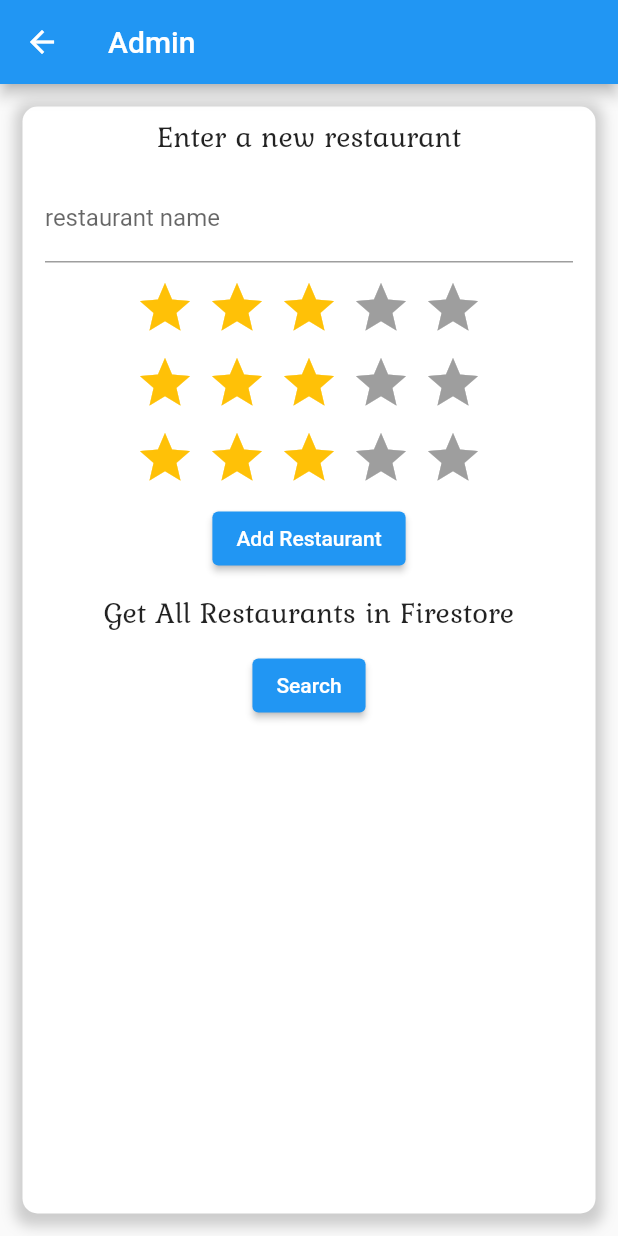
After one commit to msantiago9/gsu-eats, a Flutter app: the screen it shows once a user with an empty profile is signed in, after a tap on "Admin", on a phone screen of 412 x 824 dp. The commit adds this screen. Run offline on Flutter 3.47's test engine with Material 2 defaults, Android fonts, the phone set to English and light mode, and no system bars; drawn by our look-alikes of flutter_rating_bar; our stand-ins replace cloud_firestore, firebase_auth, firebase_core; accounts and stored records are empty; network calls fail.

Commit message:
add basic firestore read-write

```diff
--- /dev/null
+++ b/lib/models/restaurant.dart
@@ -0,0 +1,5 @@
+class Restaurant {
+  String name;
+  List<int> ratings;
+  Restaurant({required this.name, required this.ratings});
+}
--- /dev/null
+++ b/lib/models/user.dart
@@ -0,0 +1,5 @@
+class UserData {
+  final String? uid;
+
+  UserData({this.uid});
+}
--- /dev/null
+++ b/lib/screens/admin.dart
@@ -0,0 +1,222 @@
+import 'package:flutter/material.dart';
+import 'package:gsu_eats/tools/dbhandler.dart';
+import 'package:flutter_rating_bar/flutter_rating_bar.dart';
+import 'package:gsu_eats/models/restaurant.dart';
+
+class Admin extends StatefulWidget {
+  const Admin({Key? key}) : super(key: key);
+
+  @override
+  _AdminState createState() => _AdminState();
+}
+
+class _AdminState extends State<Admin> {
+  final name = TextEditingController();
+  List<int> ratings = [3, 3, 3];
+  List<Widget> restaurants = [];
+  final dbserve = DBServ();
+  bool hasSearched = false;
+
+  void _updateRestaurantsList(Restaurant restaurant) {
+    setState(() {
+      restaurants = [
+        ...restaurants,
+        Container(
+          margin: const EdgeInsets.all(5),
+          child: Row(
+            children: [
+              Text(restaurant.name),
+              Text(restaurant.ratings.toString())
+            ],
+          ),
+          decoration: BoxDecoration(
+            color: Colors.white,
+            borderRadius: const BorderRadius.only(
+                topLeft: Radius.circular(10),
+                topRight: Radius.circular(10),
+                bottomLeft: Radius.circular(10),
+                bottomRight: Radius.circular(10)),
+            boxShadow: [
+              BoxShadow(
+                color: Colors.grey.withOpacity(0.5),
+                spreadRadius: 2,
+                blurRadius: 3,
+                offset: const Offset(0, 2), // changes position of shadow
+              ),
+            ],
+          ),
+        ),
+      ];
+    });
+  }
+
+  @override
+  Widget build(BuildContext context) {
+    return Scaffold(
+      appBar: AppBar(
+        title: const Text("Admin"),
+      ),
+      body: Container(
+        margin: const EdgeInsets.all(15),
+        child: SingleChildScrollView(
+          child: Column(
+            children: [
+              Container(
+                margin: const EdgeInsets.fromLTRB(0, 5, 0, 5),
+                child: const Text(
+                  "Enter a new restaurant",
+                  style: TextStyle(
+                    fontFamily: 'Kurale',
+                    fontSize: 20,
+                  ),
+                ),
+              ),
+              Container(
+                padding: const EdgeInsets.fromLTRB(15, 0, 15, 0),
+                margin: const EdgeInsets.fromLTRB(0, 5, 0, 5),
+                child: TextField(
+                  controller: name,
+                  decoration: const InputDecoration(
+                    labelText: "restaurant name",
+                  ),
+                  autocorrect: false,
+                ),
+              ),
+              Container(
+                margin: const EdgeInsets.fromLTRB(0, 5, 0, 5),
+                child: RatingBar.builder(
+                  initialRating: 3,
+                  minRating: 1,
+                  direction: Axis.horizontal,
+                  allowHalfRating: false,
+                  itemCount: 5,
+                  itemPadding: const EdgeInsets.symmetric(horizontal: 4.0),
+                  itemBuilder: (context, _) => const Icon(
+                    Icons.star,
+                    color: Colors.amber,
+                  ),
+                  onRatingUpdate: (rating) {
+                    ratings[0] = rating.round();
+                  },
+                ),
+              ),
+              Container(
+                margin: const EdgeInsets.fromLTRB(0, 5, 0, 5),
+                child: RatingBar.builder(
+                  initialRating: 3,
+                  minRating: 1,
+                  direction: Axis.horizontal,
+                  allowHalfRating: false,
+                  itemCount: 5,
+                  itemPadding: const EdgeInsets.symmetric(horizontal: 4.0),
+                  itemBuilder: (context, _) => const Icon(
+                    Icons.star,
+                    color: Colors.amber,
+                  ),
+                  onRatingUpdate: (rating) {
+                    ratings[1] = rating.round();
+                  },
+                ),
+              ),
+              Container(
+                margin: const EdgeInsets.fromLTRB(0, 5, 0, 5),
+                child: RatingBar.builder(
+                  initialRating: 3,
+                  minRating: 1,
+                  direction: Axis.horizontal,
+                  allowHalfRating: false,
+                  itemCount: 5,
+                  itemPadding: const EdgeInsets.symmetric(horizontal: 4.0),
+                  itemBuilder: (context, _) => const Icon(
+                    Icons.star,
+                    color: Colors.amber,
+                  ),
+                  onRatingUpdate: (rating) {
+                    ratings[2] = rating.round();
+                  },
+                ),
+              ),
+              Container(
+                margin: const EdgeInsets.fromLTRB(0, 5, 0, 5),
+                child: ElevatedButton(
+                  onPressed: () {
+                    Restaurant toDatabase =
+                        Restaurant(name: name.text, ratings: ratings);
+                    bool success = dbserve.addRestaurant(toDatabase, context);
+                    if (success && hasSearched) {
+                      _updateRestaurantsList(toDatabase);
+                    }
+                  },
+                  child: const Text(
+                    "Add Restaurant",
+                  ),
+                ),
+              ),
+
+              //Section 2
+
+              Container(
+                margin: const EdgeInsets.fromLTRB(0, 5, 0, 5),
+                child: const Text(
+                  "Get All Restaurants in Firestore",
+                  style: TextStyle(
+                    fontFamily: 'Kurale',
+                    fontSize: 20,
+                  ),
+                ),
+              ),
+              Container(
+                margin: const EdgeInsets.fromLTRB(0, 5, 0, 5),
+                child: ElevatedButton(
+                  onPressed: () {
+                    if (!hasSearched) {
+                      List<Restaurant> collection = dbserve.getRestaurants;
+                      for (var restaurant in collection) {
+                        _updateRestaurantsList(restaurant);
+                      }
+                      setState(() {
+                        hasSearched = true;
+                      });
+                    }
+                  },
+                  child: const Text(
+                    "Search",
+                  ),
+                ),
+              ),
+              Container(
+                margin: const EdgeInsets.fromLTRB(0, 5, 0, 5),
+                child: ListView.builder(
+                  itemCount: restaurants.length,
+                  physics: const NeverScrollableScrollPhysics(),
+                  shrinkWrap: true,
+                  itemBuilder: (context, index) {
+                    return restaurants[index];
+                  },
+                ),
+              ),
+            ],
+          ),
+        ),
+        height: double.infinity,
+        width: double.infinity,
+        decoration: BoxDecoration(
+          color: Colors.white,
+          borderRadius: const BorderRadius.only(
+              topLeft: Radius.circular(10),
+              topRight: Radius.circular(10),
+              bottomLeft: Radius.circular(10),
+              bottomRight: Radius.circular(10)),
+          boxShadow: [
+            BoxShadow(
+              color: Colors.grey.withOpacity(0.5),
+              spreadRadius: 5,
+              blurRadius: 7,
+              offset: const Offset(0, 3), // changes position of shadow
+            ),
+          ],
+        ),
+      ),
+    );
+  }
+}
--- a/lib/screens/homepage.dart
+++ b/lib/screens/homepage.dart
@@ -1,6 +1,7 @@
 import 'package:flutter/material.dart';
 import 'package:gsu_eats/screens/popular.dart';
 import 'package:gsu_eats/screens/recommended.dart';
+import 'package:gsu_eats/screens/admin.dart';
 
 class Home extends StatefulWidget {
   const Home({Key? key}) : super(key: key);
@@ -53,6 +54,20 @@ class _HomeState extends State<Home> {
               child: const Text("Recommended For Me"),
             ),
           ),
+          Container(
+            margin: const EdgeInsets.fromLTRB(0, 5, 0, 5),
+            child: ElevatedButton(
+              onPressed: () {
+                Navigator.push(
+                  context,
+                  MaterialPageRoute(
+                    builder: (context) => const Admin(),
+                  ),
+                );
+              },
+              child: const Text("Admin"),
+            ),
+          ),
         ],
       ),
       margin: const EdgeInsets.all(20),
--- /dev/null
+++ b/lib/tools/dbhandler.dart
@@ -0,0 +1,69 @@
+import 'package:cloud_firestore/cloud_firestore.dart';
+import 'package:flutter/material.dart';
+import 'package:uuid/uuid.dart';
+import 'package:gsu_eats/models/restaurant.dart';
+
+class DBServ {
+  //This class will contain a reference to the Firestore collection containing user data.
+
+  final CollectionReference userDB =
+      FirebaseFirestore.instance.collection('users');
+
+  final CollectionReference restaurantDB =
+      FirebaseFirestore.instance.collection('restaurants');
+
+  // Since we no user first name and last name implemented yet, this function cannot be set.
+  // Future update(String fname, String lname, String type) async {
+  //   return await userDB
+  //       .doc(uid)
+  //       .set({'fname': fname, 'lname': lname, 'type': type});
+  // }
+
+  Stream<QuerySnapshot> get userdata {
+    return userDB.snapshots();
+  }
+
+  bool addRestaurant(Restaurant restaurant, BuildContext context) {
+    String restaurantID = const Uuid().v4();
+
+    try {
+      restaurantDB
+          .doc(restaurantID)
+          .set({'name': restaurant.name, 'ratings': restaurant.ratings});
+    } catch (err) {
+      ScaffoldMessenger.of(context).showSnackBar(
+        const SnackBar(
+          content: Text('Adding Restaurant failed..'),
+        ),
+      );
+      return false;
+    }
+    return true;
+  }
+
+  List<Restaurant> get getRestaurants {
+    Stream<List<Restaurant>> collection = _getrestaurants;
+    List<Restaurant> restaurants = [];
+    collection.forEach((doc) {
+      for (var restaurant in doc) {
+        restaurants = [...restaurants, restaurant];
+      }
+    });
+    return restaurants;
+  }
+
+  Stream<List<Restaurant>> get _getrestaurants {
+    return restaurantDB.snapshots().map(restaurantListFromSnapshot);
+  }
+
+  //message list from snapshot
+  List<Restaurant> restaurantListFromSnapshot(QuerySnapshot snap) {
+    List<Restaurant> mylist = [];
+    for (var element in snap.docs) {
+      String name = element.get('name');
+      List<int> ratings = element.get('ratings').cast<int>();
+      mylist.add(Restaurant(name: name, ratings: ratings));
+    }
+    return mylist;
+  }
+}
```
Also changed, not shown: pubspec.yaml (+7 -0 lines), pubspec.lock.
